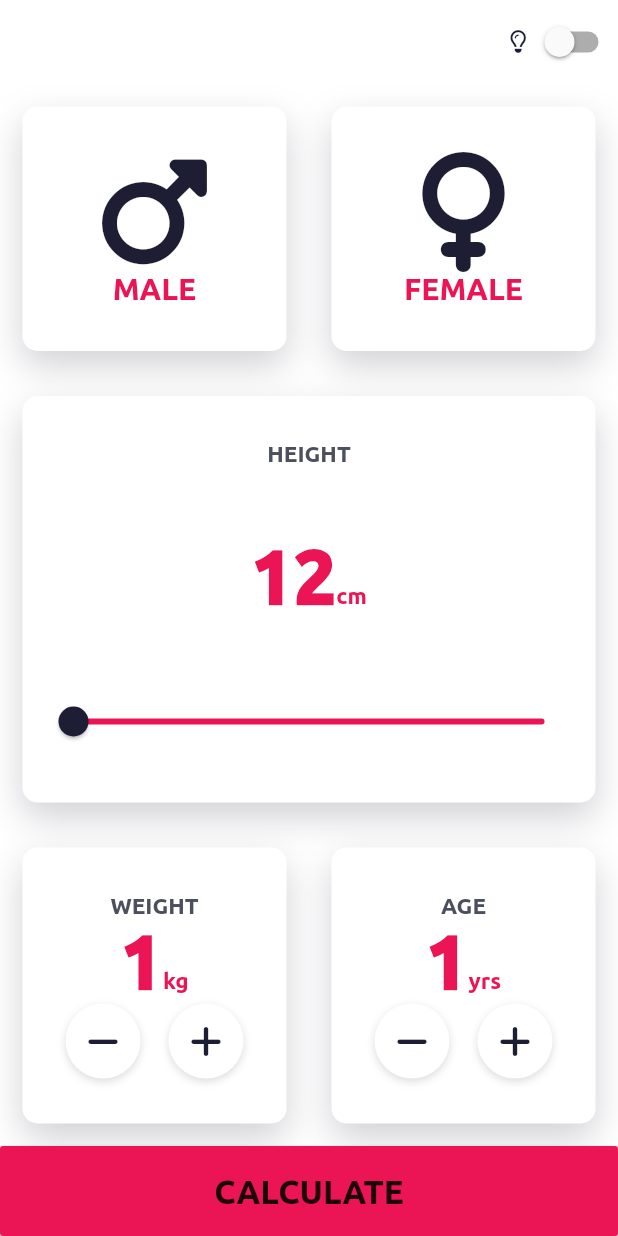
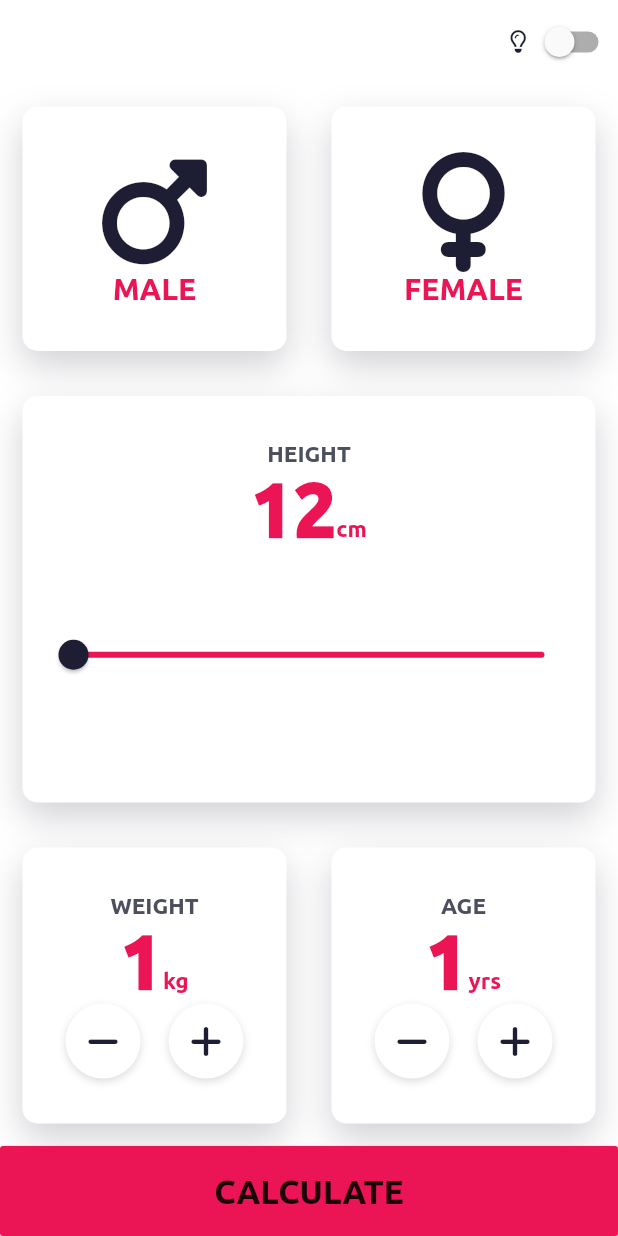
Before and after one commit to noorfatima15/BMI-Calculator, a Flutter app: the HomeScreen screen opened directly, on a phone screen of 412 x 824 dp. Run offline on Flutter 3.47's test engine with Material 2 defaults, Android fonts, the phone set to English and light mode, and no system bars; our stand-ins replace flutter_bloc, font_awesome_flutter.

Commit message:
-Working on Bmi BloC

```diff
--- /dev/null
+++ b/lib/constants/strings.dart
@@ -0,0 +1,17 @@
+class Strings {
+  Strings._();
+
+  static const String appName = "Bmi Calculator";
+  static const String height = "HEIGHT";
+  static const String weight = "WEIGHT";
+  static const String age = "AGE";
+  static const String normal = "NORMAL";
+  static const String overweight = "OVERWEIGHT";
+  static const String underweight = "UNDERWEIGHT";
+  static const String normalWeightMessage = "You have a normal body weight. Good job!";
+  static const String overweightMessage = "You have a higher than normal body weight. Try to exercise more.";
+  static const String underweightMessage = "You have a lower than normal body weight. You can eat a bit more.";
+  static const String genderAlertMessage = 'Please Select Gender First';
+  static const String weightAlertMessage = 'Weight Cannot Be Less Than 1kg';
+  static const String ageAlertMessage = 'Age Must Be Greater Than 0';
+}
--- a/lib/core/widgets/custom_card.dart
+++ b/lib/core/widgets/custom_card.dart
@@ -6,6 +6,7 @@ import 'package:flutter_bloc/flutter_bloc.dart';
 class CustomCard extends StatelessWidget {
   final Widget child;
   final Color? backgroundColor;
+
   const CustomCard({Key? key, required this.child, this.backgroundColor}) : super(key: key);
 
   @override
--- a/lib/presentation/application/bmi_state.dart
+++ b/lib/presentation/application/bmi_state.dart
@@ -6,9 +6,27 @@ class BmiState {
   final Gender? gender;
   final int age;
   final double bmiResult;
-  BmiState({required this.height, required this.weight, required this.gender, required this.age, required this.bmiResult});
+  final String resultType;
+  final String resultMessage;
+  BmiState({
+    required this.height,
+    required this.weight,
+    required this.gender,
+    required this.age,
+    required this.bmiResult,
+    required this.resultType,
+    required this.resultMessage,
+  });
   factory BmiState.initial() {
-    return BmiState(height: 12, weight: 1, gender: null, age: 1, bmiResult: 0.0);
+    return BmiState(
+      height: 12,
+      weight: 1,
+      gender: null,
+      age: 1,
+      bmiResult: 0.0,
+      resultType: '',
+      resultMessage: '',
+    );
   }
   BmiState copyWith({
     int? height,
@@ -16,6 +34,8 @@ class BmiState {
     int? age,
     Gender? gender,
     double? bmiResult,
+    String? resultType,
+    String? resultMessage,
   }) {
     return BmiState(
       height: height ?? this.height,
@@ -23,6 +43,8 @@ class BmiState {
       gender: gender ?? this.gender,
       age: age ?? this.age,
       bmiResult: bmiResult ?? this.bmiResult,
+      resultType: resultType ?? this.resultType,
+      resultMessage: resultMessage ?? this.resultMessage,
     );
   }
 }
--- a/lib/presentation/screens/home_screen.dart
+++ b/lib/presentation/screens/home_screen.dart
@@ -1,5 +1,6 @@
 import 'package:bmi_calculator/constants/colors.dart';
 import 'package:bmi_calculator/constants/logic_constants.dart';
+import 'package:bmi_calculator/constants/strings.dart';
 import 'package:bmi_calculator/constants/typography.dart';
 import 'package:bmi_calculator/core/widgets/custom_card.dart';
 import 'package:bmi_calculator/core/widgets/primary_button.dart';
@@ -19,9 +20,7 @@ class HomeScreen extends StatelessWidget {
   Widget build(BuildContext context) {
     return BlocBuilder<ThemeBloc, ThemeState>(
       builder: (context, themeState) {
-        return BlocProvider(
-          create: (context) => BmiBloc(),
-          child: BlocBuilder<BmiBloc, BmiState>(
+        return BlocBuilder<BmiBloc, BmiState>(
           builder: (context, state) {
             return Scaffold(
               appBar: AppBar(actions: [
@@ -81,11 +80,13 @@ class HomeScreen extends StatelessWidget {
                   ),
                   CustomCard(
                     child: Column(
-                        mainAxisAlignment: MainAxisAlignment.spaceBetween,
+                      mainAxisAlignment: MainAxisAlignment.spaceEvenly,
+                      mainAxisSize: MainAxisSize.max,
                       children: [
                         const Text('HEIGHT', style: cardSubLabelStyle),
                         TextRich(firstText: '${state.height}', secondText: 'cm'),
-                          Slider(
+                        Expanded(
+                          child: Slider(
                             value: state.height.toDouble(),
                             min: 12,
                             max: 144,
@@ -94,6 +95,7 @@ class HomeScreen extends StatelessWidget {
                             onChanged: (value) {
                               context.read<BmiBloc>().add(OnHeightChange(height: value.toInt()));
                             },
+                          ),
                         )
                       ],
                     ),
@@ -104,7 +106,7 @@ class HomeScreen extends StatelessWidget {
                           child: Column(
                         mainAxisAlignment: MainAxisAlignment.spaceBetween,
                         children: [
-                            const Text('WEIGHT', style: cardSubLabelStyle),
+                          const Text(Strings.weight, style: cardSubLabelStyle),
                           TextRich(firstText: '${state.weight}', secondText: 'kg'),
                           Row(
                             mainAxisAlignment: MainAxisAlignment.spaceEvenly,
@@ -112,7 +114,20 @@ class HomeScreen extends StatelessWidget {
                               SecondaryButton(
                                 icon: FontAwesomeIcons.minus,
                                 onPressed: () {
+                                  if (state.weight > 1) {
                                     context.read<BmiBloc>().add(OnWeightChange(weight: state.weight - 1));
+                                  } else {
+                                    ScaffoldMessenger.of(context).showSnackBar(SnackBar(
+                                      content: Text(
+                                        Strings.weightAlertMessage,
+                                        style: labelStyle.copyWith(
+                                            color: themeState.isDarkMode ? ColorPalette.primaryHeader : ColorPalette.secondaryColor),
+                                      ),
+                                      behavior: SnackBarBehavior.floating,
+                                      duration: const Duration(milliseconds: 500),
+                                      margin: EdgeInsets.only(bottom: MediaQuery.of(context).padding.bottom + 10),
+                                    ));
+                                  }
                                 },
                               ),
                               SecondaryButton(
@@ -137,7 +152,17 @@ class HomeScreen extends StatelessWidget {
                               SecondaryButton(
                                 icon: FontAwesomeIcons.minus,
                                 onPressed: () {
+                                  if (state.age > 1) {
                                     context.read<BmiBloc>().add(OnAgeChange(age: state.age - 1));
+                                  } else {
+                                    ScaffoldMessenger.of(context).showSnackBar(SnackBar(
+                                      content: Text(
+                                        Strings.ageAlertMessage,
+                                        style: labelStyle.copyWith(
+                                            color: themeState.isDarkMode ? ColorPalette.primaryHeader : ColorPalette.secondaryColor),
+                                      ),
+                                    ));
+                                  }
                                 },
                               ),
                               SecondaryButton(
@@ -155,14 +180,28 @@ class HomeScreen extends StatelessWidget {
                   PrimaryButton(
                     title: 'CALCULATE',
                     onPressed: () {
-                        Navigator.push(context, MaterialPageRoute(builder: (context) => const ResultScreen()));
+                      if (state.gender != null) {
+                        print('bmi Result ${state.bmiResult}  ');
+                        context.read<BmiBloc>().add(OnCalculateBmi());
+                        Navigator.push(context, MaterialPageRoute(builder: (context) => ResultScreen()));
+                      } else {
+                        ScaffoldMessenger.of(context).showSnackBar(SnackBar(
+                          content: Text(
+                            Strings.genderAlertMessage,
+                            style: labelStyle.copyWith(color: themeState.isDarkMode ? ColorPalette.primaryHeader : ColorPalette.secondaryColor),
+                          ),
+                          behavior: SnackBarBehavior.floating,
+                          duration: const Duration(seconds: 2),
+                          margin: EdgeInsets.only(bottom: MediaQuery.of(context).size.height * 1),
+                          shape: RoundedRectangleBorder(borderRadius: BorderRadius.circular(10.0)),
+                        ));
+                      }
                     },
                   ),
                 ],
               ),
             );
           },
-          ),
         );
       },
     );
```
Also changed, not shown: lib/app_screen.dart (+10 -2 lines), lib/presentation/application/bmi_bloc.dart (+25 -2 lines), lib/presentation/screens/result_screen.dart (+16 -4 lines), 1 other file. Lines whose indentation alone changed are shown as unchanged.
